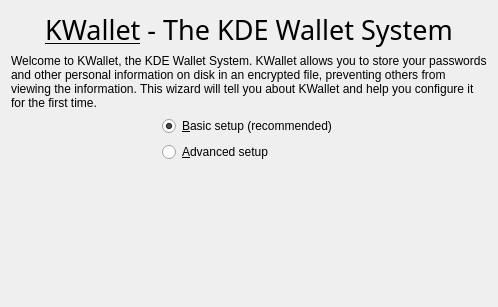
KDE/kde-runtime, file kwalletd/kwalletwizardpageintro.ui: the form before one commit.
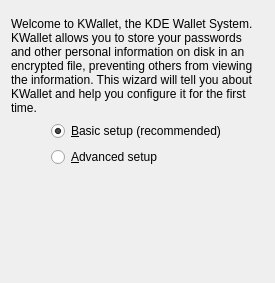
The form after the commit. Custom widgets are drawn as their Qt base class.

Commit message: Use KTitleWidget

The edit to the form file:
```diff
--- a/kwalletd/kwalletwizardpageintro.ui
+++ b/kwalletd/kwalletwizardpageintro.ui
@@ -1,43 +1,26 @@
 <ui version="4.0" >
  <class>KWalletWizardPageIntro</class>
- <widget class="QWidget" name="KWalletWizardPageIntro" >
-  <property name="geometry" >
+ <widget class="QWidget" name="KWalletWizardPageIntro">
+  <property name="geometry">
    <rect>
     <x>0</x>
     <y>0</y>
-    <width>498</width>
-    <height>307</height>
+    <width>275</width>
+    <height>283</height>
    </rect>
   </property>
-  <layout class="QGridLayout" >
-   <item row="0" column="0" colspan="3" >
-    <widget class="QLabel" name="textLabel1" >
-     <property name="font" >
-      <font>
-       <family>Sans Serif</family>
-       <pointsize>20</pointsize>
-       <weight>50</weight>
-       <italic>false</italic>
-       <bold>false</bold>
-       <underline>false</underline>
-       <strikeout>false</strikeout>
-      </font>
-     </property>
-     <property name="text" >
-      <string>&lt;u>KWallet&lt;/u> - The KDE Wallet System</string>
-     </property>
-     <property name="textFormat" >
-      <enum>Qt::RichText</enum>
-     </property>
-     <property name="alignment" >
-      <set>Qt::AlignCenter</set>
+  <layout class="QVBoxLayout" name="verticalLayout">
+   <item>
+    <widget class="KTitleWidget" name="ktitlewidget">
+     <property name="comment">
+      <string>The KDE Wallet System</string>
      </property>
     </widget>
    </item>
-   <item row="1" column="0" colspan="3" >
-    <widget class="QLabel" name="textLabel2" >
-     <property name="sizePolicy" >
-      <sizepolicy vsizetype="Preferred" hsizetype="Preferred" >
+   <item>
+    <widget class="QLabel" name="textLabel2">
+     <property name="sizePolicy">
+      <sizepolicy hsizetype="Preferred" vsizetype="Preferred">
        <horstretch>0</horstretch>
        <verstretch>0</verstretch>
       </sizepolicy>
@@ -54,32 +37,34 @@
      <property name="wordWrap" >
       <bool>true</bool>
      </property>
-     <property name="margin" >
-      <number>26</number>
+     <property name="margin">
+      <number>12</number>
      </property>
     </widget>
    </item>
-   <item row="2" column="0" >
-    <spacer>
-     <property name="orientation" >
+   <item>
+    <layout class="QHBoxLayout" name="horizontalLayout">
+     <item>
+      <spacer name="horizontalSpacer">
+       <property name="orientation">
       <enum>Qt::Horizontal</enum>
      </property>
-     <property name="sizeType" >
-      <enum>QSizePolicy::Expanding</enum>
-     </property>
-     <property name="sizeHint" >
+       <property name="sizeType">
+        <enum>QSizePolicy::Fixed</enum>
+       </property>
+       <property name="sizeHint" stdset="0">
       <size>
-       <width>140</width>
-       <height>31</height>
+         <width>40</width>
+         <height>20</height>
       </size>
      </property>
     </spacer>
    </item>
-   <item row="2" column="1" >
-    <layout class="QVBoxLayout" >
      <item>
-      <widget class="QRadioButton" name="_basic" >
-       <property name="text" >
+      <layout class="QVBoxLayout">
+       <item>
+        <widget class="QRadioButton" name="_basic">
+         <property name="text">
         <string>&amp;Basic setup (recommended)</string>
        </property>
        <property name="checked" >
@@ -88,39 +73,38 @@
       </widget>
      </item>
      <item>
-      <widget class="QRadioButton" name="_advanced" >
-       <property name="text" >
+        <widget class="QRadioButton" name="_advanced">
+         <property name="text">
         <string>&amp;Advanced setup</string>
        </property>
       </widget>
      </item>
     </layout>
    </item>
-   <item row="2" column="2" >
-    <spacer>
-     <property name="orientation" >
+     <item>
+      <spacer name="horizontalSpacer_2">
+       <property name="orientation">
       <enum>Qt::Horizontal</enum>
      </property>
-     <property name="sizeType" >
-      <enum>QSizePolicy::Expanding</enum>
-     </property>
-     <property name="sizeHint" >
+       <property name="sizeHint" stdset="0">
       <size>
-       <width>140</width>
-       <height>21</height>
+         <width>40</width>
+         <height>20</height>
       </size>
      </property>
     </spacer>
    </item>
-   <item row="3" column="1" >
+    </layout>
+   </item>
+   <item>
     <spacer>
-     <property name="orientation" >
+     <property name="orientation">
       <enum>Qt::Vertical</enum>
      </property>
-     <property name="sizeType" >
+     <property name="sizeType">
       <enum>QSizePolicy::Expanding</enum>
      </property>
-     <property name="sizeHint" >
+     <property name="sizeHint" stdset="0">
       <size>
        <width>21</width>
        <height>21</height>
@@ -130,6 +114,13 @@
    </item>
   </layout>
  </widget>
+ <customwidgets>
+  <customwidget>
+   <class>KTitleWidget</class>
+   <extends>QWidget</extends>
+   <header>ktitlewidget.h</header>
+  </customwidget>
+ </customwidgets>
  <resources/>
  <connections/>
 </ui>
```
Left out of the diff: 13 changed lines with no effect on the pictures. Lines whose indentation alone changed are shown as unchanged. The commit also changes 1 other file.
